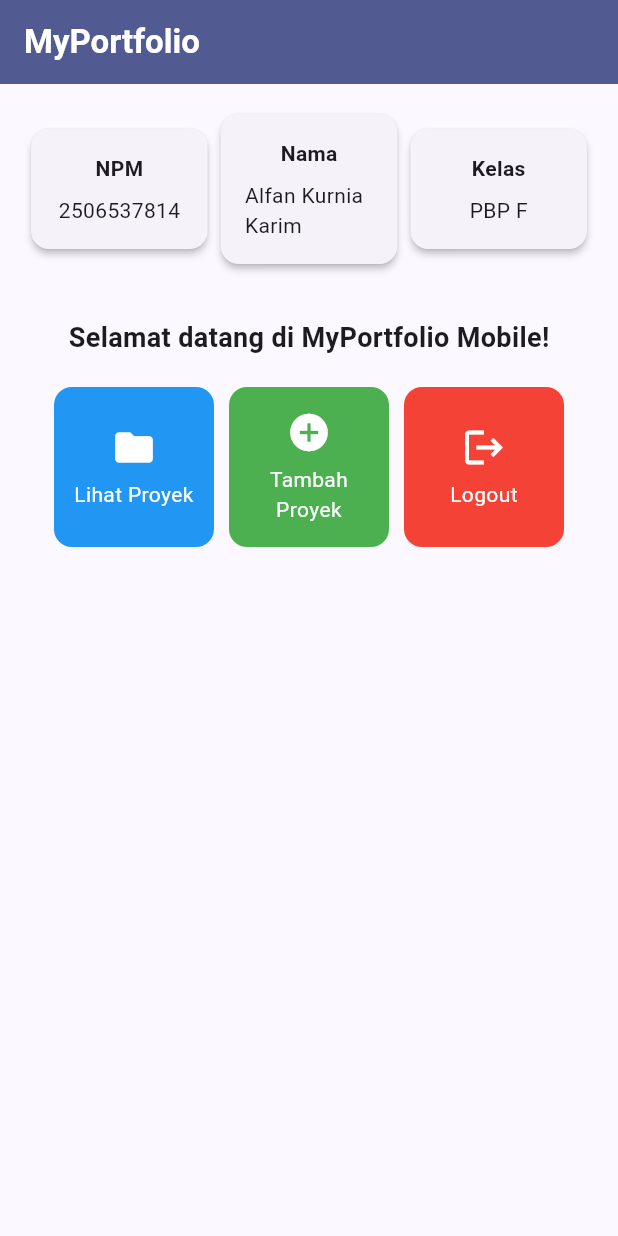
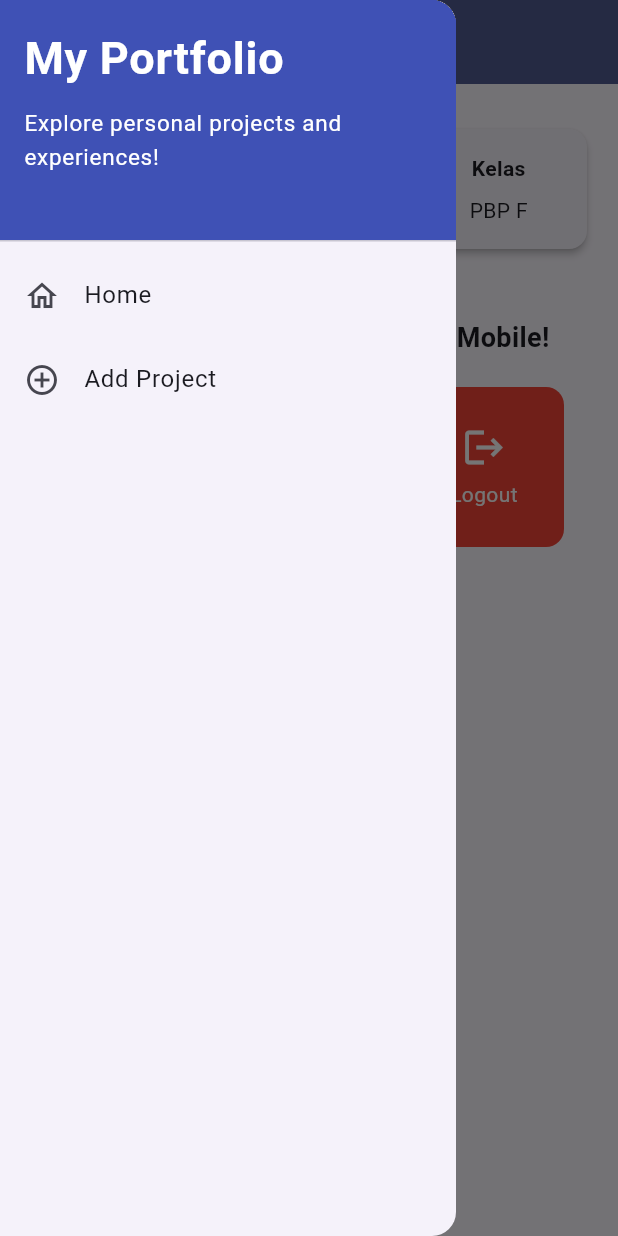
Before and after one commit to aallpann/myportofolio_mobile, a Flutter app: the screen it shows after launch, with the side drawer open (before the commit the screen has no drawer), on a phone screen of 412 x 824 dp. Run offline on Flutter 3.47's test engine with Material 3 defaults, Android fonts, the phone set to English and light mode, and no system bars.

Commit message:
feat: complete Tutorial 09 Flutter Navigation

```diff
--- a/lib/main.dart
+++ b/lib/main.dart
@@ -1,5 +1,5 @@
 import 'package:flutter/material.dart';
-import 'package:myportofolio_mobile/menu.dart';
+import 'package:myportofolio_mobile/screens/menu.dart';
 
 void main() {
   runApp(const MyApp());
--- a/lib/menu.dart
+++ b/lib/screens/menu.dart
@@ -1,4 +1,6 @@
 import 'package:flutter/material.dart';
+import 'package:myportofolio_mobile/widgets/left_drawer.dart';
+import 'package:myportofolio_mobile/widgets/project_card.dart';
 
 class MyHomePage extends StatelessWidget {
   MyHomePage({super.key});
@@ -26,6 +28,7 @@ class MyHomePage extends StatelessWidget {
         ),
         backgroundColor: Theme.of(context).colorScheme.primary,
       ),
+      drawer: const LeftDrawer(),
       body: Padding(
         padding: const EdgeInsets.all(16.0),
         child: Column(
@@ -121,53 +124,3 @@ class ItemHomepage {
 
   ItemHomepage(this.name, this.icon, this.color);
 }
-
-class ItemCard extends StatelessWidget {
-  final ItemHomepage item;
-
-  const ItemCard(this.item, {super.key});
-
-  @override
-  Widget build(BuildContext context) {
-    return Material(
-      color: item.color,
-      borderRadius: BorderRadius.circular(12),
-      child: InkWell(
-        onTap: () {
-          ScaffoldMessenger.of(context)
-            ..hideCurrentSnackBar()
-            ..showSnackBar(
-              SnackBar(
-                content: Text(
-                  "Kamu telah menekan tombol ${item.name}!",
-                ),
-              ),
-            );
-        },
-        child: Container(
-          padding: const EdgeInsets.all(8),
-          child: Center(
-            child: Column(
-              mainAxisAlignment: MainAxisAlignment.center,
-              children: [
-                Icon(
-                  item.icon,
-                  color: Colors.white,
-                  size: 30.0,
-                ),
-                const Padding(
-                  padding: EdgeInsets.all(3),
-                ),
-                Text(
-                  item.name,
-                  textAlign: TextAlign.center,
-                  style: const TextStyle(color: Colors.white),
-                ),
-              ],
-            ),
-          ),
-        ),
-      ),
-    );
-  }
-}
--- /dev/null
+++ b/lib/widgets/left_drawer.dart
@@ -0,0 +1,67 @@
+import 'package:flutter/material.dart';
+import 'package:myportofolio_mobile/screens/menu.dart';
+import 'package:myportofolio_mobile/screens/project_form.dart';
+
+class LeftDrawer extends StatelessWidget {
+  const LeftDrawer({super.key});
+
+  @override
+  Widget build(BuildContext context) {
+    return Drawer(
+      child: ListView(
+        children: [
+          const DrawerHeader(
+            decoration: BoxDecoration(
+              color: Colors.indigo,
+            ),
+            child: Column(
+              crossAxisAlignment: CrossAxisAlignment.start,
+              children: [
+                Text(
+                  'My Portfolio',
+                  style: TextStyle(
+                    fontSize: 30,
+                    fontWeight: FontWeight.bold,
+                    color: Colors.white,
+                  ),
+                ),
+                SizedBox(height: 10),
+                Text(
+                  'Explore personal projects and experiences!',
+                  style: TextStyle(
+                    fontSize: 15,
+                    color: Colors.white,
+                  ),
+                ),
+              ],
+            ),
+          ),
+          ListTile(
+            leading: const Icon(Icons.home_outlined),
+            title: const Text('Home'),
+            onTap: () {
+              Navigator.pushReplacement(
+                context,
+                MaterialPageRoute(
+                  builder: (context) => MyHomePage(),
+                ),
+              );
+            },
+          ),
+          ListTile(
+            leading: const Icon(Icons.add_circle_outline),
+            title: const Text('Add Project'),
+            onTap: () {
+              Navigator.push(
+                context,
+                MaterialPageRoute(
+                  builder: (context) => const ProjectFormPage(),
+                ),
+              );
+            },
+          ),
+        ],
+      ),
+    );
+  }
+}
--- /dev/null
+++ b/lib/widgets/project_card.dart
@@ -0,0 +1,60 @@
+import 'package:flutter/material.dart';
+import 'package:myportofolio_mobile/screens/menu.dart';
+import 'package:myportofolio_mobile/screens/project_form.dart';
+
+class ItemCard extends StatelessWidget {
+  final ItemHomepage item;
+
+  const ItemCard(this.item, {super.key});
+
+  @override
+  Widget build(BuildContext context) {
+    return Material(
+      color: item.color,
+      borderRadius: BorderRadius.circular(12),
+      child: InkWell(
+        onTap: () {
+          ScaffoldMessenger.of(context)
+            ..hideCurrentSnackBar()
+            ..showSnackBar(
+              SnackBar(
+                content: Text("Kamu telah menekan tombol ${item.name}!"),
+              ),
+            );
+
+          if (item.name == "Tambah Proyek") {
+            Navigator.push(
+              context,
+              MaterialPageRoute(
+                builder: (context) => const ProjectFormPage(),
+              ),
+            );
+          }
+        },
+        child: Container(
+          padding: const EdgeInsets.all(8),
+          child: Center(
+            child: Column(
+              mainAxisAlignment: MainAxisAlignment.center,
+              children: [
+                Icon(
+                  item.icon,
+                  color: Colors.white,
+                  size: 30.0,
+                ),
+                const Padding(
+                  padding: EdgeInsets.all(3),
+                ),
+                Text(
+                  item.name,
+                  textAlign: TextAlign.center,
+                  style: const TextStyle(color: Colors.white),
+                ),
+              ],
+            ),
+          ),
+        ),
+      ),
+    );
+  }
+}
```
Also changed, not shown: lib/screens/project_form.dart (added, +193 -0 lines).
